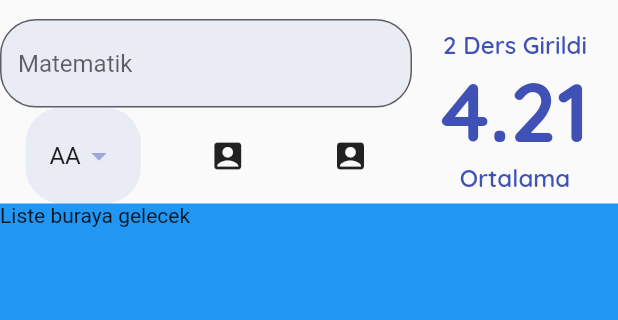
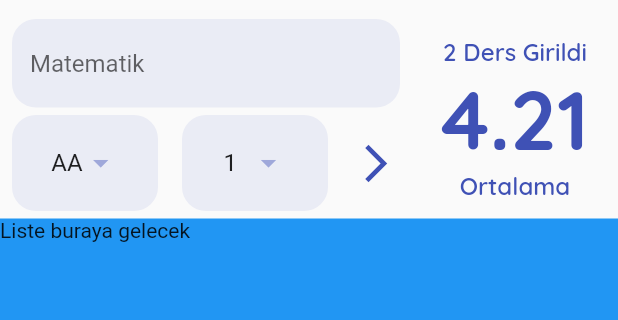
Before and after one commit to DargaHasanBasri/staj_flutter_projects, a Flutter app: the screen it shows after launch, on a phone screen of 412 x 824 dp, the part 65-385 px from its top. Run offline on Flutter 3.47's test engine with Material 2 defaults, Android fonts, the phone set to English and light mode, and no system bars; our stand-ins replace google_fonts, palette_generator.

Commit message:
krediler için dropdown button oluşturulması

```diff
--- a/ogrenci_not_ort_hesaplama/dinamik_not_hesaplama/lib/constants/app_constants.dart
+++ b/ogrenci_not_ort_hesaplama/dinamik_not_hesaplama/lib/constants/app_constants.dart
@@ -12,7 +12,7 @@
     color: mainColor,
   );
 
-  static BorderRadius borderRadius = BorderRadius.circular(24);
+  static BorderRadius borderRadius = BorderRadius.circular(16);
 
   static final TextStyle ortGosterBodyStyle = GoogleFonts.quicksand(
     fontSize: 16,
@@ -28,4 +28,6 @@
 
   static final EdgeInsets dropDownPadding =
       EdgeInsets.symmetric(horizontal: 16, vertical: 8);
+
+  static final EdgeInsets yatayPadding8 = EdgeInsets.symmetric(horizontal: 8);
 }
--- a/ogrenci_not_ort_hesaplama/dinamik_not_hesaplama/lib/helper/data_helper.dart
+++ b/ogrenci_not_ort_hesaplama/dinamik_not_hesaplama/lib/helper/data_helper.dart
@@ -51,4 +51,19 @@
         )
         .toList();
   }
+
+  static List<int> _tumKrediler() {
+    return List.generate(10, (index) => index + 1).toList();
+  }
+
+  static List<DropdownMenuItem<double>> tumDerslerinKredileri() {
+    return _tumKrediler()
+        .map(
+          (e) => DropdownMenuItem(
+            value: e.toDouble(),
+            child: Text(e.toString()),
+          ),
+        )
+        .toList();
+  }
 }
--- a/ogrenci_not_ort_hesaplama/dinamik_not_hesaplama/lib/widgets/ortalama_hesapla_page.dart
+++ b/ogrenci_not_ort_hesaplama/dinamik_not_hesaplama/lib/widgets/ortalama_hesapla_page.dart
@@ -12,7 +12,8 @@
 
 class _OrtalamaHesaplaPageState extends State<OrtalamaHesaplaPage> {
   GlobalKey<FormState> formKey = GlobalKey<FormState>();
-  double secilenDeger = 4;
+  double secilenHarfDegeri = 4;
+  double secilenKrediDegeri = 1;
 
   @override
   Widget build(BuildContext context) {
@@ -58,20 +59,38 @@
       key: formKey,
       child: Column(
         children: [
-          _buildTextFormField(),
+          Padding(
+            padding: Sabitler.yatayPadding8,
+            child: _buildTextFormField(),
+          ),
+          const SizedBox(
+            height: 5,
+          ),
           Row(
-            mainAxisAlignment: MainAxisAlignment.spaceAround,
+            mainAxisAlignment: MainAxisAlignment.spaceBetween,
             children: [
-              _buildHarfler(),
-              IconButton(
-                onPressed: () {},
-                icon: const Icon(Icons.account_box),
+              Expanded(
+                child: Padding(
+                  padding: Sabitler.yatayPadding8,
+                  child: _buildHarfler(),
+                ),
+              ),
+              Expanded(
+                child: Padding(
+                  padding: Sabitler.yatayPadding8,
+                  child: _buildKrediler(),
+                ),
               ),
               IconButton(
                 onPressed: () {},
-                icon: const Icon(Icons.account_box),
+                icon: const Icon(Icons.arrow_forward_ios_sharp),
+                color: Sabitler.mainColor,
+                iconSize: 30,
               ),
             ],
+          ),
+          const SizedBox(
+            height: 5,
           ),
         ],
       ),
@@ -84,6 +103,7 @@
         hintText: 'Matematik',
         border: OutlineInputBorder(
           borderRadius: Sabitler.borderRadius,
+          borderSide: BorderSide.none,
         ),
         filled: true,
         fillColor: Sabitler.mainColor.shade100.withOpacity(0.3),
@@ -93,6 +113,7 @@
 
   Container _buildHarfler() {
     return Container(
+      alignment: Alignment.center,
       padding: Sabitler.dropDownPadding,
       decoration: BoxDecoration(
         color: Sabitler.mainColor.shade100.withOpacity(0.3),
@@ -102,11 +123,34 @@
         underline: Container(),
         elevation: 16,
         iconEnabledColor: Sabitler.mainColor.shade200,
-        value: secilenDeger,
+        value: secilenHarfDegeri,
         items: DataHelper.tumDerslerinHarfleri(),
         onChanged: (deger) {
           setState(() {
-            secilenDeger = deger!;
+            secilenHarfDegeri = deger!;
+          });
+        },
+      ),
+    );
+  }
+
+  Container _buildKrediler() {
+    return Container(
+      alignment: Alignment.center,
+      padding: Sabitler.dropDownPadding,
+      decoration: BoxDecoration(
+        color: Sabitler.mainColor.shade100.withOpacity(0.3),
+        borderRadius: Sabitler.borderRadius,
+      ),
+      child: DropdownButton<double>(
+        underline: Container(),
+        elevation: 16,
+        iconEnabledColor: Sabitler.mainColor.shade200,
+        value: secilenKrediDegeri,
+        items: DataHelper.tumDerslerinKredileri(),
+        onChanged: (deger) {
+          setState(() {
+            secilenKrediDegeri = deger!;
           });
         },
       ),
```
